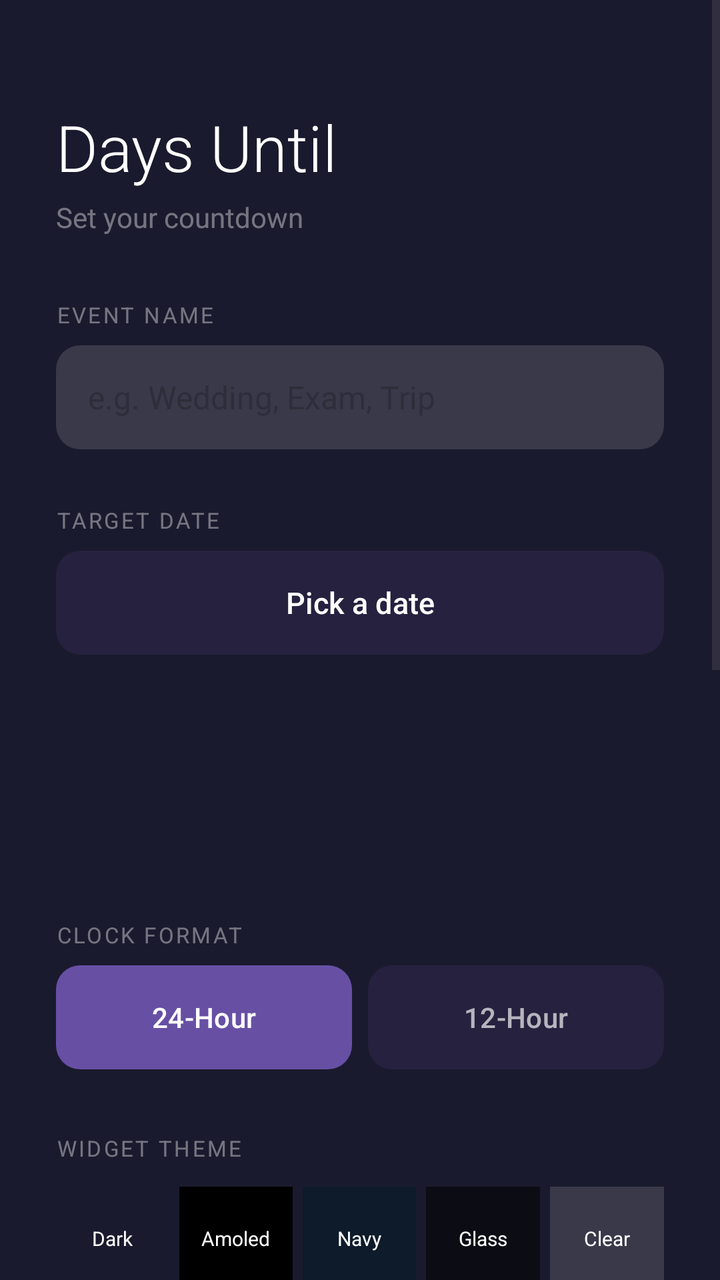
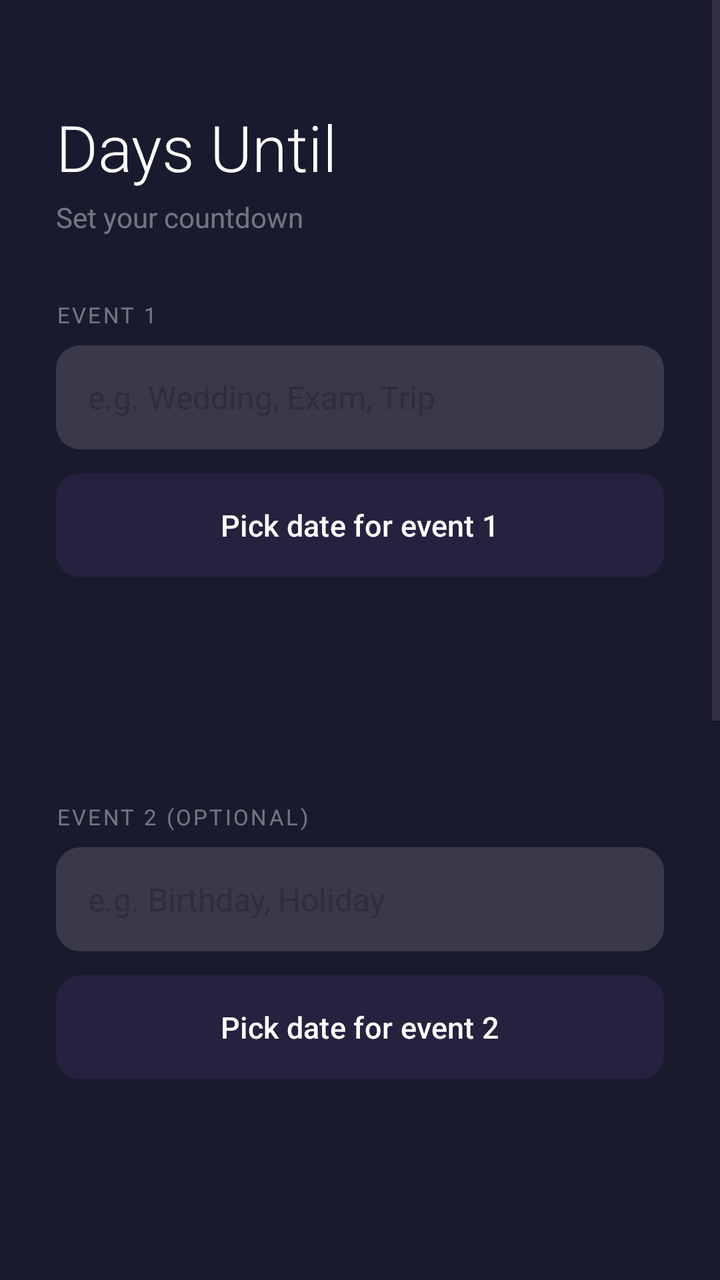

Compare the two renders of this Android layout. The source of the first and the diff that turns it into the second are given below.
<!-- AndroidManifest.xml: application theme Theme.DaysUntil -->
<!-- res/layout/activity_main.xml -->
<?xml version="1.0" encoding="utf-8"?>
<ScrollView xmlns:android="http://schemas.android.com/apk/res/android"
    android:layout_width="match_parent"
    android:layout_height="match_parent"
    android:id="@+id/rootScrollView"
    android:background="#FF1A1A2E">
    <LinearLayout
        android:layout_width="match_parent"
        android:layout_height="wrap_content"
        android:orientation="vertical"
        android:padding="28dp">
        <TextView android:layout_width="wrap_content" android:layout_height="wrap_content"
            android:text="Days Until" android:textSize="32sp" android:textColor="#FFFFFF"
            android:fontFamily="sans-serif-light" android:layout_marginTop="24dp" android:layout_marginBottom="4dp"/>
        <TextView android:layout_width="wrap_content" android:layout_height="wrap_content"
            android:text="Set your countdown" android:textSize="14sp" android:textColor="#66FFFFFF"
            android:layout_marginBottom="32dp"/>
        <TextView android:layout_width="wrap_content" android:layout_height="wrap_content"
            android:text="EVENT NAME" android:textSize="11sp" android:textColor="#66FFFFFF"
            android:letterSpacing="0.1" android:layout_marginBottom="8dp"/>
        <EditText android:id="@+id/etEventName" android:layout_width="match_parent"
            android:layout_height="52dp" android:hint="e.g. Wedding, Exam, Trip"
            android:textColor="#FFFFFF" android:textSize="16sp"
            android:background="@drawable/input_bg" android:paddingStart="16dp"
            android:paddingEnd="16dp" android:inputType="text" android:layout_marginBottom="28dp"/>
        <TextView android:layout_width="wrap_content" android:layout_height="wrap_content"
            android:text="TARGET DATE" android:textSize="11sp" android:textColor="#66FFFFFF"
            android:letterSpacing="0.1" android:layout_marginBottom="8dp"/>
        <Button android:id="@+id/btnPickDate" android:layout_width="match_parent"
            android:layout_height="52dp" android:text="Pick a date" android:textColor="#FFFFFF"
            android:textSize="15sp" android:background="@drawable/input_bg" android:layout_marginBottom="12dp"/>
        <TextView android:id="@+id/tvSelectedDate" android:layout_width="wrap_content"
            android:layout_height="wrap_content" android:text="" android:textSize="15sp"
            android:textColor="#AAFFFFFF" android:layout_marginBottom="4dp"/>
        <TextView android:id="@+id/tvDaysLeft" android:layout_width="wrap_content"
            android:layout_height="wrap_content" android:text="" android:textSize="48sp"
            android:textColor="#FFFFFF" android:fontFamily="sans-serif-light" android:layout_marginBottom="32dp"/>
        <TextView android:layout_width="wrap_content" android:layout_height="wrap_content"
            android:text="CLOCK FORMAT" android:textSize="11sp" android:textColor="#66FFFFFF"
            android:letterSpacing="0.1" android:layout_marginBottom="8dp"/>
        <LinearLayout android:layout_width="match_parent" android:layout_height="52dp"
            android:orientation="horizontal" android:layout_marginBottom="32dp">
            <Button android:id="@+id/btn24hr" android:layout_width="0dp" android:layout_height="match_parent"
                android:layout_weight="1" android:text="24-Hour" android:textColor="#FFFFFF"
                android:textSize="14sp" android:background="@drawable/btn_primary_bg" android:layout_marginEnd="8dp"/>
            <Button android:id="@+id/btn12hr" android:layout_width="0dp" android:layout_height="match_parent"
                android:layout_weight="1" android:text="12-Hour" android:textColor="#AAFFFFFF"
                android:textSize="14sp" android:background="@drawable/input_bg"/>
        </LinearLayout>
        <TextView android:layout_width="wrap_content" android:layout_height="wrap_content"
            android:text="WIDGET THEME" android:textSize="11sp" android:textColor="#66FFFFFF"
            android:letterSpacing="0.1" android:layout_marginBottom="12dp"/>
        <LinearLayout android:layout_width="match_parent" android:layout_height="wrap_content"
            android:orientation="horizontal" android:layout_marginBottom="32dp">
            <LinearLayout android:id="@+id/themeDefault" android:layout_width="0dp"
                android:layout_height="52dp" android:layout_weight="1" android:background="#FF1A1A2E"
                android:gravity="center" android:layout_marginEnd="5dp">
                <TextView android:layout_width="wrap_content" android:layout_height="wrap_content"
                    android:text="Dark" android:textColor="#FFFFFF" android:textSize="10sp"/>
            </LinearLayout>
            <LinearLayout android:id="@+id/themeAmoled" android:layout_width="0dp"
                android:layout_height="52dp" android:layout_weight="1" android:background="#FF000000"
                android:gravity="center" android:layout_marginEnd="5dp">
                <TextView android:layout_width="wrap_content" android:layout_height="wrap_content"
                    android:text="Amoled" android:textColor="#FFFFFF" android:textSize="10sp"/>
            </LinearLayout>
            <LinearLayout android:id="@+id/themeNavy" android:layout_width="0dp"
                android:layout_height="52dp" android:layout_weight="1" android:background="#FF0D1B2A"
                android:gravity="center" android:layout_marginEnd="5dp">
                <TextView android:layout_width="wrap_content" android:layout_height="wrap_content"
                    android:text="Navy" android:textColor="#FFFFFF" android:textSize="10sp"/>
            </LinearLayout>
            <LinearLayout android:id="@+id/themeGlass" android:layout_width="0dp"
                android:layout_height="52dp" android:layout_weight="1" android:background="#88000000"
                android:gravity="center" android:layout_marginEnd="5dp">
                <TextView android:layout_width="wrap_content" android:layout_height="wrap_content"
                    android:text="Glass" android:textColor="#FFFFFF" android:textSize="10sp"/>
            </LinearLayout>
            <LinearLayout android:id="@+id/themeTransparent" android:layout_width="0dp"
                android:layout_height="52dp" android:layout_weight="1" android:background="#22FFFFFF"
                android:gravity="center">
                <TextView android:layout_width="wrap_content" android:layout_height="wrap_content"
                    android:text="Clear" android:textColor="#FFFFFF" android:textSize="10sp"/>
            </LinearLayout>
        </LinearLayout>
        <TextView android:layout_width="wrap_content" android:layout_height="wrap_content"
            android:text="TEXT COLOR" android:textSize="11sp" android:textColor="#66FFFFFF"
            android:letterSpacing="0.1" android:layout_marginBottom="12dp"/>
        <LinearLayout android:layout_width="match_parent" android:layout_height="wrap_content"
            android:orientation="horizontal" android:layout_marginBottom="32dp">
            <LinearLayout android:id="@+id/textWhite" android:layout_width="0dp"
                android:layout_height="52dp" android:layout_weight="1" android:background="#22FFFFFF"
                android:gravity="center" android:layout_marginEnd="5dp">
                <TextView android:layout_width="wrap_content" android:layout_height="wrap_content"
                    android:text="White" android:textColor="#FFFFFF" android:textSize="10sp"/>
            </LinearLayout>
            <LinearLayout android:id="@+id/textYellow" android:layout_width="0dp"
                android:layout_height="52dp" android:layout_weight="1" android:background="#22FFE066"
                android:gravity="center" android:layout_marginEnd="5dp">
                <TextView android:layout_width="wrap_content" android:layout_height="wrap_content"
                    android:text="Warm" android:textColor="#FFE066" android:textSize="10sp"/>
            </LinearLayout>
            <LinearLayout android:id="@+id/textCyan" android:layout_width="0dp"
                android:layout_height="52dp" android:layout_weight="1" android:background="#2266FFEE"
                android:gravity="center" android:layout_marginEnd="5dp">
                <TextView android:layout_width="wrap_content" android:layout_height="wrap_content"
                    android:text="Cyan" android:textColor="#66FFEE" android:textSize="10sp"/>
            </LinearLayout>
            <LinearLayout android:id="@+id/textPink" android:layout_width="0dp"
                android:layout_height="52dp" android:layout_weight="1" android:background="#22FF80AB"
                android:gravity="center">
                <TextView android:layout_width="wrap_content" android:layout_height="wrap_content"
                    android:text="Pink" android:textColor="#FF80AB" android:textSize="10sp"/>
            </LinearLayout>
        </LinearLayout>

        <TextView android:layout_width="wrap_content" android:layout_height="wrap_content"
            android:text="EVENT 2 (OPTIONAL)" android:textSize="11sp" android:textColor="#66FFFFFF"
            android:letterSpacing="0.1" android:layout_marginBottom="8dp" android:layout_marginTop="8dp"/>
        <EditText android:id="@+id/etEvent2Name" android:layout_width="match_parent"
            android:layout_height="52dp" android:hint="e.g. Birthday, Holiday"
            android:textColor="#FFFFFF" android:textSize="16sp"
            android:background="@drawable/input_bg" android:paddingStart="16dp"
            android:paddingEnd="16dp" android:inputType="text" android:layout_marginBottom="12dp"/>
        <Button android:id="@+id/btnPick2Date" android:layout_width="match_parent"
            android:layout_height="52dp" android:text="Pick date for event 2"
            android:textColor="#FFFFFF" android:textSize="15sp"
            android:background="@drawable/input_bg" android:layout_marginBottom="12dp"/>
        <TextView android:id="@+id/tvSelected2Date" android:layout_width="wrap_content"
            android:layout_height="wrap_content" android:text="" android:textSize="15sp"
            android:textColor="#AAFFFFFF" android:layout_marginBottom="4dp"/>
        <TextView android:id="@+id/tvDays2Left" android:layout_width="wrap_content"
            android:layout_height="wrap_content" android:text="" android:textSize="32sp"
            android:textColor="#FFFFFF" android:fontFamily="sans-serif-light"
            android:layout_marginBottom="32dp"/>
        <Button android:id="@+id/btnSave" android:layout_width="match_parent"
            android:layout_height="56dp" android:text="Save &amp; Update Widget"
            android:textColor="#FFFFFF" android:textSize="16sp"
            android:background="@drawable/btn_primary_bg" android:layout_marginBottom="12dp"/>
        <Button android:id="@+id/btnAddWidget" android:layout_width="match_parent"
            android:layout_height="48dp" android:text="Add Widget to Home Screen"
            android:textColor="#AAFFFFFF" android:textSize="14sp"
            android:background="@drawable/input_bg" android:layout_marginBottom="16dp"/>
        <TextView android:layout_width="wrap_content" android:layout_height="wrap_content"
            android:text="Or long-press home screen → Widgets → Days Until"
            android:textSize="12sp" android:textColor="#44FFFFFF" android:gravity="center"
            android:layout_gravity="center_horizontal"/>
    </LinearLayout>
</ScrollView>
<!-- resources referenced by this layout -->
<resources>
  <!-- drawable btn_primary_bg (drawable) -->
  <?xml version="1.0" encoding="utf-8"?>
  <shape xmlns:android="http://schemas.android.com/apk/res/android">
      <solid android:color="#FF7B52AB"/>
      <corners android:radius="12dp"/>
  </shape>
  <!-- drawable input_bg (drawable) -->
  <?xml version="1.0" encoding="utf-8"?>
  <shape xmlns:android="http://schemas.android.com/apk/res/android">
      <solid android:color="#22FFFFFF"/>
      <corners android:radius="12dp"/>
  </shape>
  <style name="Theme.DaysUntil" parent="Theme.Material3.DayNight.NoActionBar">
          <item name="colorPrimary">@color/purple_500</item>
          <item name="colorPrimaryVariant">@color/purple_700</item>
          <item name="colorOnPrimary">@color/white</item>
          <item name="android:statusBarColor">@color/purple_700</item>
      </style>
  <color name="purple_500">#FF6750A4</color>
  <color name="purple_700">#FF6750A4</color>
  <color name="white">#FFFFFFFF</color>
</resources>

<!-- the commit's change to res/layout/activity_main.xml (unified diff, before → after) -->
@@ -1,8 +1,8 @@
 <?xml version="1.0" encoding="utf-8"?>
 <ScrollView xmlns:android="http://schemas.android.com/apk/res/android"
+    android:id="@+id/rootScrollView"
     android:layout_width="match_parent"
     android:layout_height="match_parent"
-    android:id="@+id/rootScrollView"
     android:background="#FF1A1A2E">
     <LinearLayout
         android:layout_width="match_parent"
@@ -16,107 +16,27 @@
             android:text="Set your countdown" android:textSize="14sp" android:textColor="#66FFFFFF"
             android:layout_marginBottom="32dp"/>
         <TextView android:layout_width="wrap_content" android:layout_height="wrap_content"
-            android:text="EVENT NAME" android:textSize="11sp" android:textColor="#66FFFFFF"
+            android:text="EVENT 1" android:textSize="11sp" android:textColor="#66FFFFFF"
             android:letterSpacing="0.1" android:layout_marginBottom="8dp"/>
         <EditText android:id="@+id/etEventName" android:layout_width="match_parent"
             android:layout_height="52dp" android:hint="e.g. Wedding, Exam, Trip"
             android:textColor="#FFFFFF" android:textSize="16sp"
             android:background="@drawable/input_bg" android:paddingStart="16dp"
-            android:paddingEnd="16dp" android:inputType="text" android:layout_marginBottom="28dp"/>
-        <TextView android:layout_width="wrap_content" android:layout_height="wrap_content"
-            android:text="TARGET DATE" android:textSize="11sp" android:textColor="#66FFFFFF"
-            android:letterSpacing="0.1" android:layout_marginBottom="8dp"/>
+            android:paddingEnd="16dp" android:inputType="text" android:layout_marginBottom="12dp"/>
         <Button android:id="@+id/btnPickDate" android:layout_width="match_parent"
-            android:layout_height="52dp" android:text="Pick a date" android:textColor="#FFFFFF"
-            android:textSize="15sp" android:background="@drawable/input_bg" android:layout_marginBottom="12dp"/>
+            android:layout_height="52dp" android:text="Pick date for event 1"
+            android:textColor="#FFFFFF" android:textSize="15sp"
+            android:background="@drawable/input_bg" android:layout_marginBottom="8dp"/>
         <TextView android:id="@+id/tvSelectedDate" android:layout_width="wrap_content"
-            android:layout_height="wrap_content" android:text="" android:textSize="15sp"
+            android:layout_height="wrap_content" android:text="" android:textSize="14sp"
             android:textColor="#AAFFFFFF" android:layout_marginBottom="4dp"/>
         <TextView android:id="@+id/tvDaysLeft" android:layout_width="wrap_content"
-            android:layout_height="wrap_content" android:text="" android:textSize="48sp"
-            android:textColor="#FFFFFF" android:fontFamily="sans-serif-light" android:layout_marginBottom="32dp"/>
-        <TextView android:layout_width="wrap_content" android:layout_height="wrap_content"
-            android:text="CLOCK FORMAT" android:textSize="11sp" android:textColor="#66FFFFFF"
-            android:letterSpacing="0.1" android:layout_marginBottom="8dp"/>
-        <LinearLayout android:layout_width="match_parent" android:layout_height="52dp"
-            android:orientation="horizontal" android:layout_marginBottom="32dp">
-            <Button android:id="@+id/btn24hr" android:layout_width="0dp" android:layout_height="match_parent"
-                android:layout_weight="1" android:text="24-Hour" android:textColor="#FFFFFF"
-                android:textSize="14sp" android:background="@drawable/btn_primary_bg" android:layout_marginEnd="8dp"/>
-            <Button android:id="@+id/btn12hr" android:layout_width="0dp" android:layout_height="match_parent"
-                android:layout_weight="1" android:text="12-Hour" android:textColor="#AAFFFFFF"
-                android:textSize="14sp" android:background="@drawable/input_bg"/>
-        </LinearLayout>
-        <TextView android:layout_width="wrap_content" android:layout_height="wrap_content"
-            android:text="WIDGET THEME" android:textSize="11sp" android:textColor="#66FFFFFF"
-            android:letterSpacing="0.1" android:layout_marginBottom="12dp"/>
-        <LinearLayout android:layout_width="match_parent" android:layout_height="wrap_content"
-            android:orientation="horizontal" android:layout_marginBottom="32dp">
-            <LinearLayout android:id="@+id/themeDefault" android:layout_width="0dp"
-                android:layout_height="52dp" android:layout_weight="1" android:background="#FF1A1A2E"
-                android:gravity="center" android:layout_marginEnd="5dp">
-                <TextView android:layout_width="wrap_content" android:layout_height="wrap_content"
-                    android:text="Dark" android:textColor="#FFFFFF" android:textSize="10sp"/>
-            </LinearLayout>
-            <LinearLayout android:id="@+id/themeAmoled" android:layout_width="0dp"
-                android:layout_height="52dp" android:layout_weight="1" android:background="#FF000000"
-                android:gravity="center" android:layout_marginEnd="5dp">
-                <TextView android:layout_width="wrap_content" android:layout_height="wrap_content"
-                    android:text="Amoled" android:textColor="#FFFFFF" android:textSize="10sp"/>
-            </LinearLayout>
-            <LinearLayout android:id="@+id/themeNavy" android:layout_width="0dp"
-                android:layout_height="52dp" android:layout_weight="1" android:background="#FF0D1B2A"
-                android:gravity="center" android:layout_marginEnd="5dp">
-                <TextView android:layout_width="wrap_content" android:layout_height="wrap_content"
-                    android:text="Navy" android:textColor="#FFFFFF" android:textSize="10sp"/>
-            </LinearLayout>
-            <LinearLayout android:id="@+id/themeGlass" android:layout_width="0dp"
-                android:layout_height="52dp" android:layout_weight="1" android:background="#88000000"
-                android:gravity="center" android:layout_marginEnd="5dp">
-                <TextView android:layout_width="wrap_content" android:layout_height="wrap_content"
-                    android:text="Glass" android:textColor="#FFFFFF" android:textSize="10sp"/>
-            </LinearLayout>
-            <LinearLayout android:id="@+id/themeTransparent" android:layout_width="0dp"
-                android:layout_height="52dp" android:layout_weight="1" android:background="#22FFFFFF"
-                android:gravity="center">
-                <TextView android:layout_width="wrap_content" android:layout_height="wrap_content"
-                    android:text="Clear" android:textColor="#FFFFFF" android:textSize="10sp"/>
-            </LinearLayout>
-        </LinearLayout>
-        <TextView android:layout_width="wrap_content" android:layout_height="wrap_content"
-            android:text="TEXT COLOR" android:textSize="11sp" android:textColor="#66FFFFFF"
-            android:letterSpacing="0.1" android:layout_marginBottom="12dp"/>
-        <LinearLayout android:layout_width="match_parent" android:layout_height="wrap_content"
-            android:orientation="horizontal" android:layout_marginBottom="32dp">
-            <LinearLayout android:id="@+id/textWhite" android:layout_width="0dp"
-                android:layout_height="52dp" android:layout_weight="1" android:background="#22FFFFFF"
-                android:gravity="center" android:layout_marginEnd="5dp">
-                <TextView android:layout_width="wrap_content" android:layout_height="wrap_content"
-                    android:text="White" android:textColor="#FFFFFF" android:textSize="10sp"/>
-            </LinearLayout>
-            <LinearLayout android:id="@+id/textYellow" android:layout_width="0dp"
-                android:layout_height="52dp" android:layout_weight="1" android:background="#22FFE066"
-                android:gravity="center" android:layout_marginEnd="5dp">
-                <TextView android:layout_width="wrap_content" android:layout_height="wrap_content"
-                    android:text="Warm" android:textColor="#FFE066" android:textSize="10sp"/>
-            </LinearLayout>
-            <LinearLayout android:id="@+id/textCyan" android:layout_width="0dp"
-                android:layout_height="52dp" android:layout_weight="1" android:background="#2266FFEE"
-                android:gravity="center" android:layout_marginEnd="5dp">
-                <TextView android:layout_width="wrap_content" android:layout_height="wrap_content"
-                    android:text="Cyan" android:textColor="#66FFEE" android:textSize="10sp"/>
-            </LinearLayout>
-            <LinearLayout android:id="@+id/textPink" android:layout_width="0dp"
-                android:layout_height="52dp" android:layout_weight="1" android:background="#22FF80AB"
-                android:gravity="center">
-                <TextView android:layout_width="wrap_content" android:layout_height="wrap_content"
-                    android:text="Pink" android:textColor="#FF80AB" android:textSize="10sp"/>
-            </LinearLayout>
-        </LinearLayout>
-
+            android:layout_height="wrap_content" android:text="" android:textSize="40sp"
+            android:textColor="#FFFFFF" android:fontFamily="sans-serif-light"
+            android:layout_marginBottom="28dp"/>
         <TextView android:layout_width="wrap_content" android:layout_height="wrap_content"
             android:text="EVENT 2 (OPTIONAL)" android:textSize="11sp" android:textColor="#66FFFFFF"
-            android:letterSpacing="0.1" android:layout_marginBottom="8dp" android:layout_marginTop="8dp"/>
+            android:letterSpacing="0.1" android:layout_marginBottom="8dp"/>
         <EditText android:id="@+id/etEvent2Name" android:layout_width="match_parent"
             android:layout_height="52dp" android:hint="e.g. Birthday, Holiday"
             android:textColor="#FFFFFF" android:textSize="16sp"
@@ -125,14 +45,94 @@
         <Button android:id="@+id/btnPick2Date" android:layout_width="match_parent"
             android:layout_height="52dp" android:text="Pick date for event 2"
             android:textColor="#FFFFFF" android:textSize="15sp"
-            android:background="@drawable/input_bg" android:layout_marginBottom="12dp"/>
+            android:background="@drawable/input_bg" android:layout_marginBottom="8dp"/>
         <TextView android:id="@+id/tvSelected2Date" android:layout_width="wrap_content"
-            android:layout_height="wrap_content" android:text="" android:textSize="15sp"
+            android:layout_height="wrap_content" android:text="" android:textSize="14sp"
             android:textColor="#AAFFFFFF" android:layout_marginBottom="4dp"/>
         <TextView android:id="@+id/tvDays2Left" android:layout_width="wrap_content"
-            android:layout_height="wrap_content" android:text="" android:textSize="32sp"
+            android:layout_height="wrap_content" android:text="" android:textSize="40sp"
             android:textColor="#FFFFFF" android:fontFamily="sans-serif-light"
-            android:layout_marginBottom="32dp"/>
+            android:layout_marginBottom="28dp"/>
+        <TextView android:layout_width="wrap_content" android:layout_height="wrap_content"
+            android:text="CLOCK FORMAT" android:textSize="11sp" android:textColor="#66FFFFFF"
+            android:letterSpacing="0.1" android:layout_marginBottom="8dp"/>
+        <LinearLayout android:layout_width="match_parent" android:layout_height="52dp"
+            android:orientation="horizontal" android:layout_marginBottom="28dp">
+            <Button android:id="@+id/btn24hr" android:layout_width="0dp"
+                android:layout_height="match_parent" android:layout_weight="1"
+                android:text="24-Hour" android:textColor="#FFFFFF" android:textSize="14sp"
+                android:background="@drawable/btn_primary_bg" android:layout_marginEnd="8dp"/>
+            <Button android:id="@+id/btn12hr" android:layout_width="0dp"
+                android:layout_height="match_parent" android:layout_weight="1"
+                android:text="12-Hour" android:textColor="#AAFFFFFF" android:textSize="14sp"
+                android:background="@drawable/input_bg"/>
+        </LinearLayout>
+        <TextView android:layout_width="wrap_content" android:layout_height="wrap_content"
+            android:text="WIDGET THEME" android:textSize="11sp" android:textColor="#66FFFFFF"
+            android:letterSpacing="0.1" android:layout_marginBottom="8dp"/>
+        <LinearLayout android:layout_width="match_parent" android:layout_height="52dp"
+            android:orientation="horizontal" android:layout_marginBottom="28dp">
+            <LinearLayout android:id="@+id/themeDefault" android:layout_width="0dp"
+                android:layout_height="match_parent" android:layout_weight="1"
+                android:background="#FF1A1A2E" android:gravity="center" android:layout_marginEnd="4dp">
+                <TextView android:layout_width="wrap_content" android:layout_height="wrap_content"
+                    android:text="Dark" android:textColor="#FFFFFF" android:textSize="10sp"/>
+            </LinearLayout>
+            <LinearLayout android:id="@+id/themeAmoled" android:layout_width="0dp"
+                android:layout_height="match_parent" android:layout_weight="1"
+                android:background="#FF000000" android:gravity="center" android:layout_marginEnd="4dp">
+                <TextView android:layout_width="wrap_content" android:layout_height="wrap_content"
+                    android:text="Amoled" android:textColor="#FFFFFF" android:textSize="10sp"/>
+            </LinearLayout>
+            <LinearLayout android:id="@+id/themeNavy" android:layout_width="0dp"
+                android:layout_height="match_parent" android:layout_weight="1"
+                android:background="#FF0D1B2A" android:gravity="center" android:layout_marginEnd="4dp">
+                <TextView android:layout_width="wrap_content" android:layout_height="wrap_content"
+                    android:text="Navy" android:textColor="#FFFFFF" android:textSize="10sp"/>
+            </LinearLayout>
+            <LinearLayout android:id="@+id/themeGlass" android:layout_width="0dp"
+                android:layout_height="match_parent" android:layout_weight="1"
+                android:background="#88000000" android:gravity="center" android:layout_marginEnd="4dp">
+                <TextView android:layout_width="wrap_content" android:layout_height="wrap_content"
+                    android:text="Glass" android:textColor="#FFFFFF" android:textSize="10sp"/>
+            </LinearLayout>
+            <LinearLayout android:id="@+id/themeTransparent" android:layout_width="0dp"
+                android:layout_height="match_parent" android:layout_weight="1"
+                android:background="#22FFFFFF" android:gravity="center">
+                <TextView android:layout_width="wrap_content" android:layout_height="wrap_content"
+                    android:text="Clear" android:textColor="#FFFFFF" android:textSize="10sp"/>
+            </LinearLayout>
+        </LinearLayout>
+        <TextView android:layout_width="wrap_content" android:layout_height="wrap_content"
+            android:text="TEXT COLOR" android:textSize="11sp" android:textColor="#66FFFFFF"
+            android:letterSpacing="0.1" android:layout_marginBottom="8dp"/>
+        <LinearLayout android:layout_width="match_parent" android:layout_height="52dp"
+            android:orientation="horizontal" android:layout_marginBottom="28dp">
+            <LinearLayout android:id="@+id/textWhite" android:layout_width="0dp"
+                android:layout_height="match_parent" android:layout_weight="1"
+                android:background="#22FFFFFF" android:gravity="center" android:layout_marginEnd="4dp">
+                <TextView android:layout_width="wrap_content" android:layout_height="wrap_content"
+                    android:text="White" android:textColor="#FFFFFF" android:textSize="10sp"/>
+            </LinearLayout>
+            <LinearLayout android:id="@+id/textYellow" android:layout_width="0dp"
+                android:layout_height="match_parent" android:layout_weight="1"
+                android:background="#22FFE066" android:gravity="center" android:layout_marginEnd="4dp">
+                <TextView android:layout_width="wrap_content" android:layout_height="wrap_content"
+                    android:text="Warm" android:textColor="#FFE066" android:textSize="10sp"/>
+            </LinearLayout>
+            <LinearLayout android:id="@+id/textCyan" android:layout_width="0dp"
+                android:layout_height="match_parent" android:layout_weight="1"
+                android:background="#2266FFEE" android:gravity="center" android:layout_marginEnd="4dp">
+                <TextView android:layout_width="wrap_content" android:layout_height="wrap_content"
+                    android:text="Cyan" android:textColor="#66FFEE" android:textSize="10sp"/>
+            </LinearLayout>
+            <LinearLayout android:id="@+id/textPink" android:layout_width="0dp"
+                android:layout_height="match_parent" android:layout_weight="1"
+                android:background="#22FF80AB" android:gravity="center">
+                <TextView android:layout_width="wrap_content" android:layout_height="wrap_content"
+                    android:text="Pink" android:textColor="#FF80AB" android:textSize="10sp"/>
+            </LinearLayout>
+        </LinearLayout>
         <Button android:id="@+id/btnSave" android:layout_width="match_parent"
             android:layout_height="56dp" android:text="Save &amp; Update Widget"
             android:textColor="#FFFFFF" android:textSize="16sp"
@@ -143,7 +143,7 @@
             android:background="@drawable/input_bg" android:layout_marginBottom="16dp"/>
         <TextView android:layout_width="wrap_content" android:layout_height="wrap_content"
             android:text="Or long-press home screen → Widgets → Days Until"
-            android:textSize="12sp" android:textColor="#44FFFFFF" android:gravity="center"
+            android:textSize="12sp" android:textColor="#44FFFFFF"
             android:layout_gravity="center_horizontal"/>
     </LinearLayout>
 </ScrollView>
